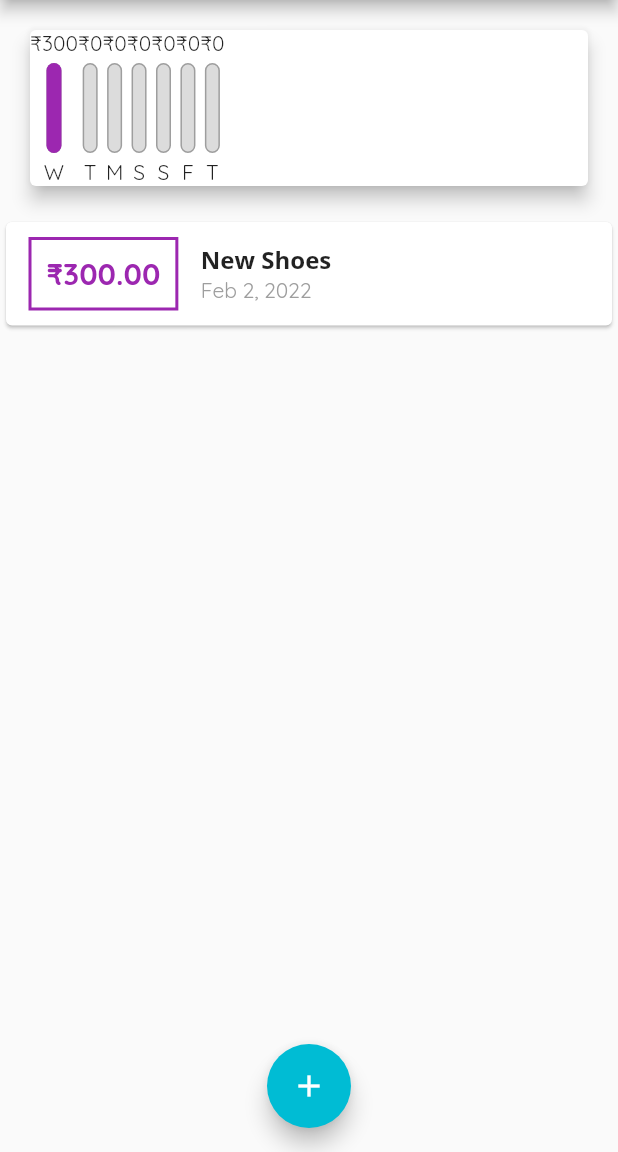
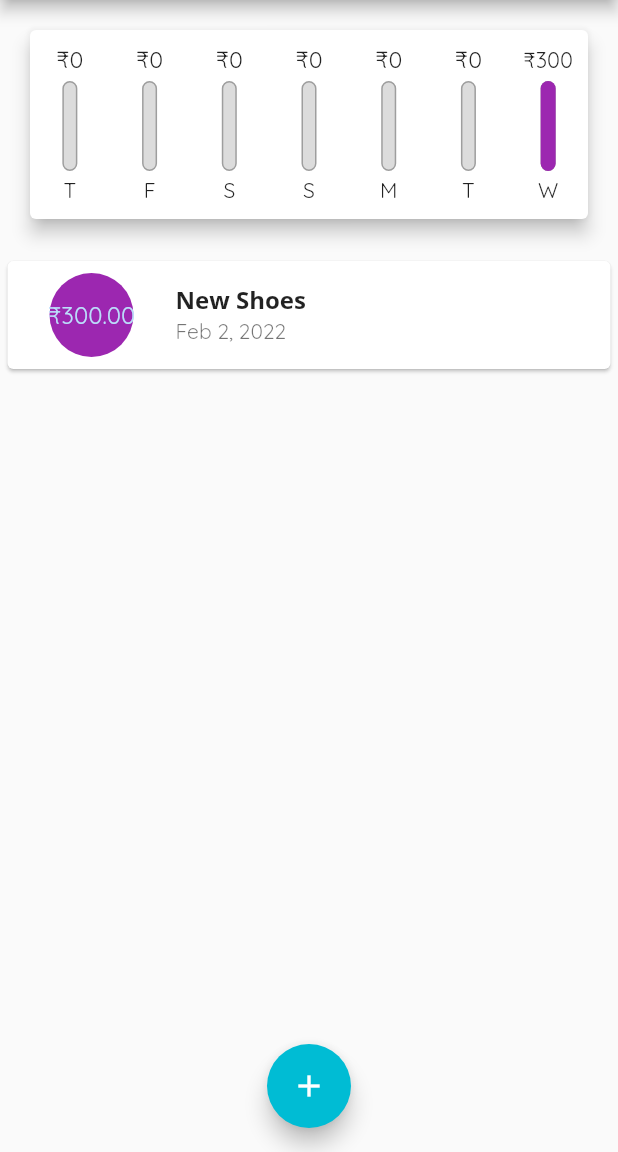
Before and after one commit to Dhrumi-Kansara/flutter-expense-tracker, a Flutter app: the screen it shows after launch, on a phone screen of 412 x 824 dp, the part 84-1236 px from its top. Run offline on Flutter 3.47's test engine with Material 2 defaults, Android fonts, the phone set to English and light mode, and no system bars.

Commit message:
chart, get expense

```diff
--- a/lib/widgets/chart.dart
+++ b/lib/widgets/chart.dart
@@ -7,7 +7,7 @@ import 'package:intl/intl.dart';
 class Chart extends StatelessWidget {
   final List<Transaction> recentTransactions;
 
-  double totalSum=0;
+  double totalSum = 0;
 
   Chart({required this.recentTransactions});
 
@@ -19,23 +19,25 @@ class Chart extends StatelessWidget {
       double amountPerDay = 0;
 
       for (int i = 0; i < recentTransactions.length; i++) {
-        // recentTransactions[i].date==
         if (recentTransactions[i].date.day == weekDay.day &&
             recentTransactions[i].date.month == weekDay.month &&
             recentTransactions[i].date.year == weekDay.year) {
+
           amountPerDay = amountPerDay + recentTransactions[i].amount;
 
-          totalSum=totalSum+amountPerDay;
+          totalSum = totalSum + recentTransactions[i].amount;
         }
       }
 
       return chartData(
-          weekDay: DateFormat.E().format(weekDay).substring(0, 1), amountPerDay: amountPerDay);
-    });
+          weekDay: DateFormat.E().format(weekDay).substring(0, 1),
+          amountPerDay: amountPerDay);
+    }).reversed.toList();
   }
 
-  double getSpendingPctOfTotal(double amount, double totalSum) {
-    return amount/totalSum;
+  double getSpendingPctOfTotal(
+      {required double amount, required double totalSum}) {
+    return amount / totalSum;
   }
 
   @override
@@ -44,11 +46,18 @@ class Chart extends StatelessWidget {
       elevation: 5,
       margin: EdgeInsets.all(20),
       child: Row(
+        mainAxisAlignment: MainAxisAlignment.spaceAround,
         children: groupedTransactionValues.map((chartData) {
-          return ChartBar(
-              label: chartData.weekDay,
-              spendingAmount: chartData.amountPerDay,
-              spendingPctOfTotal: totalSum == 0 ? 0 : getSpendingPctOfTotal(chartData.amountPerDay, totalSum));
+          return Flexible(
+            fit: FlexFit.tight,
+            child: ChartBar(
+                label: chartData.weekDay,
+                spendingAmount: chartData.amountPerDay,
+                spendingPctOfTotal: totalSum == 0
+                    ? 0
+                    : getSpendingPctOfTotal(
+                        amount: chartData.amountPerDay, totalSum: totalSum)),
+          );
         }).toList(),
       ),
     );
--- a/lib/widgets/chart_bar.dart
+++ b/lib/widgets/chart_bar.dart
@@ -10,12 +10,17 @@ class ChartBar extends StatelessWidget {
       {required this.label,
       required this.spendingAmount,
       required this.spendingPctOfTotal});
-
   @override
   Widget build(BuildContext context) {
-    return Column(
+    return Padding(
+      padding: const EdgeInsets.all(10),
+      child: Column(
         children: [
-        Text('$kRupeeSymbol${spendingAmount.toStringAsFixed(0)}'),
+          Container(
+            height: 20,
+              child: FittedBox(
+                  child: Text(
+                      '$kRupeeSymbol${spendingAmount.toStringAsFixed(0)}'))),
           SizedBox(
             height: 4,
           ),
@@ -48,6 +53,7 @@ class ChartBar extends StatelessWidget {
           ),
           Text('$label')
         ],
+      ),
     );
   }
 }
--- a/lib/widgets/transaction_list.dart
+++ b/lib/widgets/transaction_list.dart
@@ -24,7 +24,12 @@ class TransactionList extends StatelessWidget {
                 SizedBox(
                   height: 15,
                 ),
-                Container(width: 100, child: Image.asset('assets/images/waiting.png', fit: BoxFit.cover,)),
+                Container(
+                    width: 100,
+                    child: Image.asset(
+                      'assets/images/waiting.png',
+                      fit: BoxFit.cover,
+                    )),
               ],
             )
           : Expanded(
@@ -32,46 +37,28 @@ class TransactionList extends StatelessWidget {
                 shrinkWrap: true,
                 itemBuilder: (ctx, index) {
                   return Card(
-                    child: Row(
-                      children: [
-                        Container(
-                          margin: EdgeInsets.symmetric(
-                            horizontal: 15,
-                            vertical: 10,
-                          ),
-                          padding: EdgeInsets.all(10),
-                          decoration: BoxDecoration(
-                            border: Border.all(
-                              // color: Colors.purple,
-                              color: Theme.of(context).colorScheme.primary,
-                              width: 2,
-                            ),
-                          ),
+                    margin: EdgeInsets.symmetric(vertical: 8, horizontal: 5),
+                    child: ListTile(
+                      leading: CircleAvatar(
+                        radius: 40,
+                        backgroundColor: Theme.of(context).colorScheme.primary,
+                        child: ClipOval(
+                          child: Padding(
+                            padding: const EdgeInsets.all(6),
+                            child: FittedBox(
                               child: Text(
-                            '$kRupeeSymbol${transactions[index].amount.toStringAsFixed(2)}',
-                            style: TextStyle(
-                              fontSize: 20,
-                              fontWeight: FontWeight.bold,
-                              color: Theme.of(context).colorScheme.primary,
+                                  '$kRupeeSymbol${transactions[index].amount.toStringAsFixed(2)}'),
                             ),
                           ),
                         ),
-                        Column(
-                          crossAxisAlignment: CrossAxisAlignment.start,
-                          children: [
-                            Text(
+                      ),
+                      title: Text(
                         transactions[index].title,
                         style: kTitleTextStyle,
                       ),
-                            Text(
+                      subtitle: Text(
                         DateFormat.yMMMd().format(transactions[index].date),
-                              style: TextStyle(
-                                color: Colors.grey,
                       ),
-                            ),
-                          ],
-                        ),
-                      ],
                     ),
                   );
                 },
```
Lines whose indentation alone changed are shown as unchanged.
